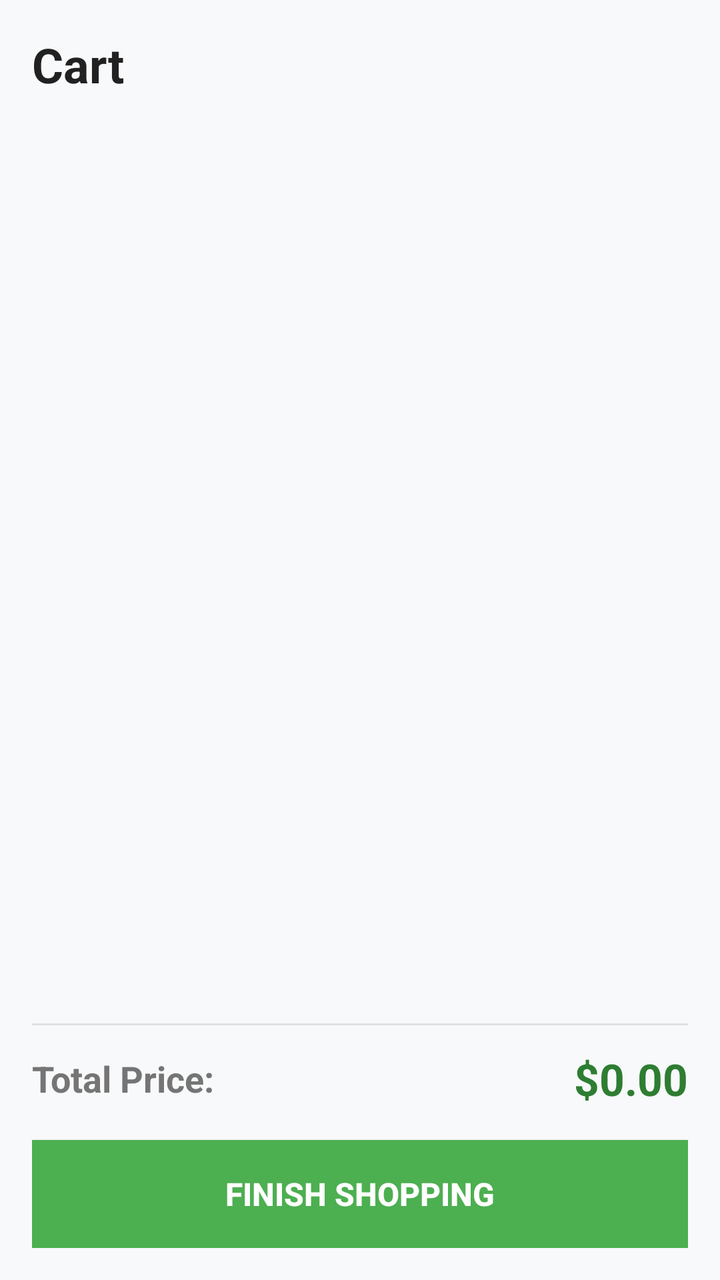
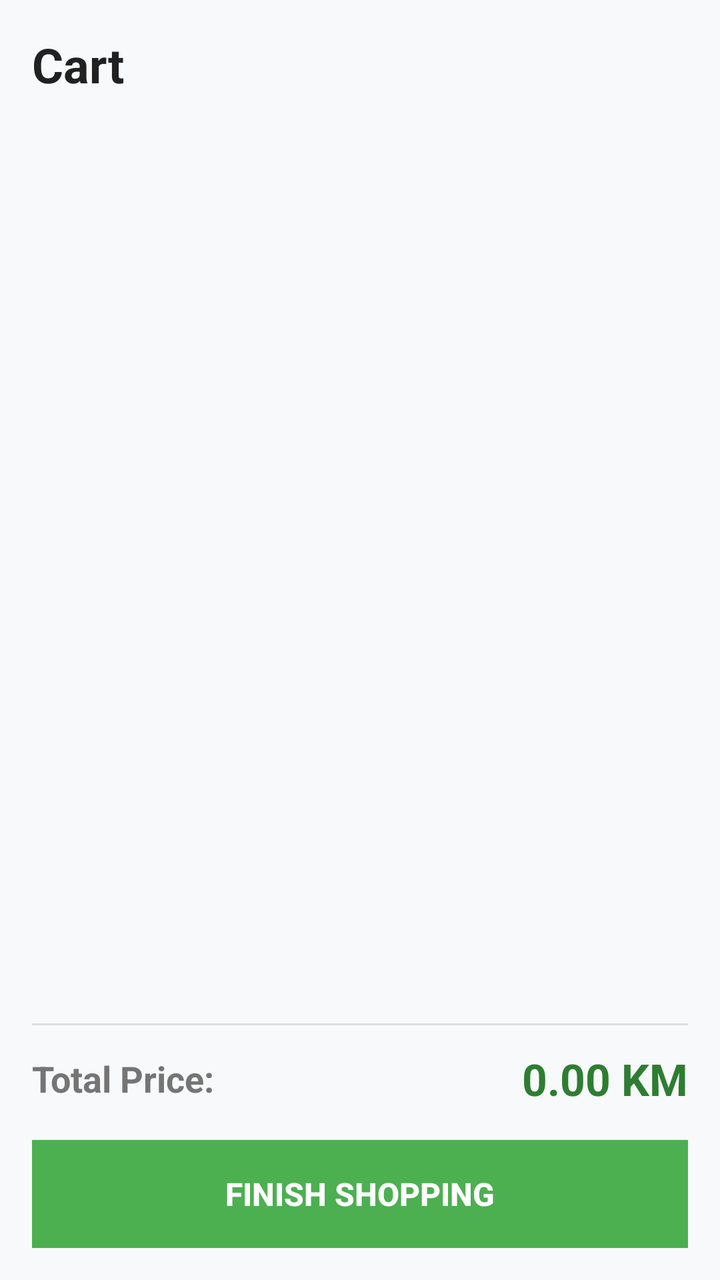

An Android layout rendered at two revisions. The XML below is the earlier revision; the diff shows what the commit changed to produce the second picture.
<!-- AndroidManifest.xml: application theme Theme.ShopApp -->
<!-- res/layout/activity_cart.xml -->
<?xml version="1.0" encoding="utf-8"?>
<LinearLayout
    xmlns:android="http://schemas.android.com/apk/res/android"
    android:layout_width="match_parent"
    android:layout_height="match_parent"
    android:orientation="vertical"
    android:padding="16dp"
    android:background="#F8F9FA">

    <TextView
        android:layout_width="wrap_content"
        android:layout_height="wrap_content"
        android:text="Cart"
        android:textSize="24sp"
        android:textStyle="bold"
        android:textColor="#212121"
        android:layout_marginBottom="16dp"/>

    <androidx.recyclerview.widget.RecyclerView
        android:id="@+id/cartRecyclerView"
        android:layout_width="match_parent"
        android:layout_height="0dp"
        android:layout_weight="1"
        android:layout_marginBottom="16dp"/>

    <View
        android:layout_width="match_parent"
        android:layout_height="1dp"
        android:background="#E0E0E0"
        android:layout_marginBottom="12dp"/>

    <LinearLayout
        android:layout_width="match_parent"
        android:layout_height="wrap_content"
        android:orientation="horizontal"
        android:gravity="center_vertical"
        android:layout_marginBottom="16dp">

        <TextView
            android:layout_width="0dp"
            android:layout_height="wrap_content"
            android:layout_weight="1"
            android:text="Total Price:"
            android:textSize="18sp"
            android:textStyle="bold"
            android:textColor="#757575"/>

        <TextView
            android:id="@+id/cartTotalPrice"
            android:layout_width="wrap_content"
            android:layout_height="wrap_content"
            android:text="$0.00"
            android:textSize="22sp"
            android:textStyle="bold"
            android:textColor="#2E7D32"/>
    </LinearLayout>

    <androidx.appcompat.widget.AppCompatButton
        android:id="@+id/finishShoppingButton"
        android:layout_width="match_parent"
        android:layout_height="54dp"
        android:text="Finish Shopping"
        android:textColor="#FFFFFF"
        android:textSize="16sp"
        android:textStyle="bold"
        android:background="#4CAF50"/>

</LinearLayout>
<!-- resources referenced by this layout -->
<resources>
  <style name="Theme.ShopApp" parent="Base.Theme.ShopApp" />
  <style name="Base.Theme.ShopApp" parent="Theme.Material3.DayNight.NoActionBar">
          
          
      </style>
</resources>

<!-- the commit's change to res/layout/activity_cart.xml (unified diff, before → after) -->
@@ -49,7 +49,7 @@
             android:id="@+id/cartTotalPrice"
             android:layout_width="wrap_content"
             android:layout_height="wrap_content"
-            android:text="$0.00"
+            android:text="0.00 KM"
             android:textSize="22sp"
             android:textStyle="bold"
             android:textColor="#2E7D32"/>
